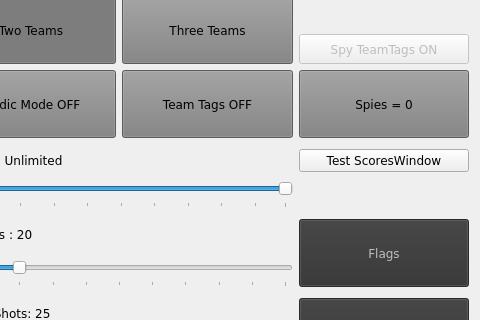
This is LttoMainWindow.ui in rmick/Combobulator as Qt 5 draws it before an edit; both pictures show x 418 to 898 and y 137 to 457 of the 898 by 613 pixel window. The edited form follows.
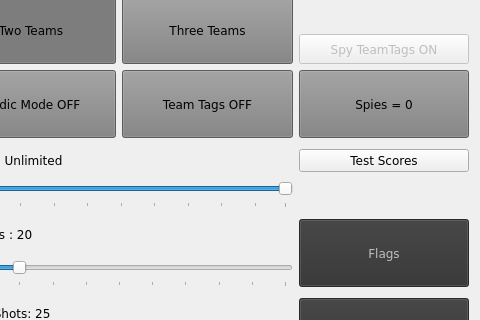
This is the edited form.

The edit to the form file:
```diff
--- a/LttoMainWindow.ui
+++ b/LttoMainWindow.ui
@@ -2442,7 +2442,7 @@
        </font>
       </property>
       <property name="text">
-       <string>Test ScoresWindow</string>
+       <string>Test Scores</string>
       </property>
      </widget>
     </item>
```
Left out of the diff: 2 changed lines with no effect on the pictures.
